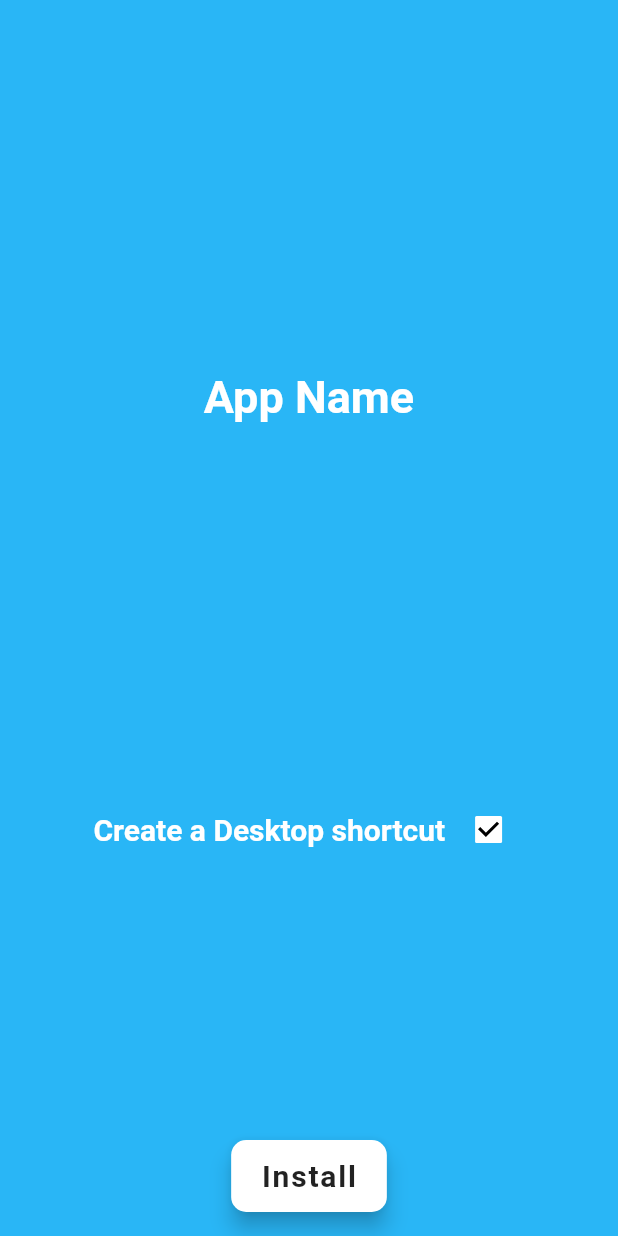
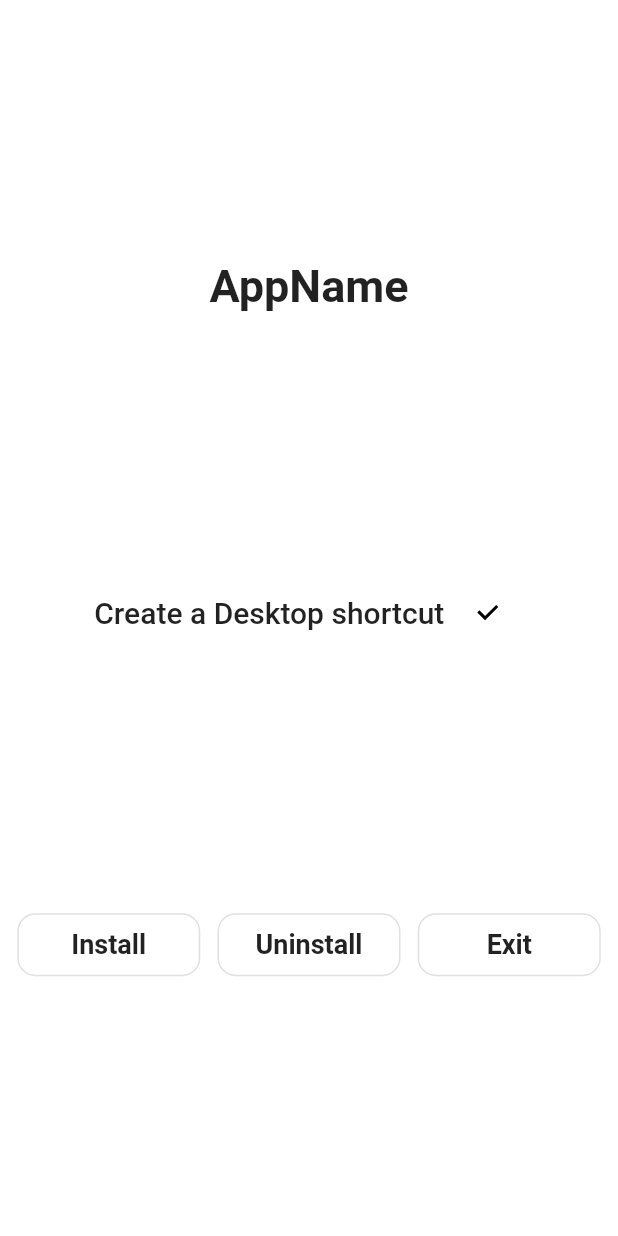
Before and after one commit to blackshadowsoftwareltd/Windows-Installer, a Flutter app: the screen it shows after launch, after a tap on "Install", on a phone screen of 412 x 824 dp. Run offline on Flutter 3.47's test engine with Material 2 defaults, Android fonts, the light colour scheme and no system bars; missing offline and left inert: window_manager.

Commit message:
uninstall option & new ui

```diff
--- /dev/null
+++ b/lib/custom_button.dart
@@ -0,0 +1,41 @@
+import 'package:flutter/material.dart';
+
+class KCustomButton extends StatelessWidget {
+  final Widget widget;
+  final VoidCallback onPressed;
+  final VoidCallback? onLongPress;
+  final double? radius;
+  final Color? borderColor;
+
+  const KCustomButton(
+      {Key? key,
+      required this.widget,
+      required this.onPressed,
+      this.radius,
+      this.borderColor,
+      this.onLongPress})
+      : super(key: key);
+
+  @override
+  Widget build(BuildContext context) {
+    return Container(
+        decoration: BoxDecoration(
+            border: Border.all(color: borderColor ?? Colors.black12, width: 1),
+            borderRadius: BorderRadius.circular(radius ?? 50)),
+        child: ClipRRect(
+            borderRadius: BorderRadius.circular(radius ?? 50),
+            child: Material(
+                color: Colors.transparent,
+                borderRadius: BorderRadius.circular(radius ?? 50),
+                child: InkWell(
+                    hoverColor: Colors.black.withOpacity(.05),
+                    splashColor: Colors.white,
+                    highlightColor: Colors.blue.shade300.withOpacity(.05),
+                    child: Padding(
+                        padding: const EdgeInsets.symmetric(
+                            vertical: 0, horizontal: 0),
+                        child: widget),
+                    onTap: onPressed,
+                    onLongPress: onLongPress))));
+  }
+}
--- a/lib/installer/installer.dart
+++ b/lib/installer/installer.dart
@@ -1,4 +1,5 @@
 import 'dart:io';
+import 'package:windows_installer/custom_button.dart';
 import 'package:archive/archive.dart';
 import 'package:archive/archive_io.dart';
 import 'package:flutter/services.dart' show SystemNavigator, rootBundle;
@@ -12,87 +13,134 @@ class InstallerScreen extends StatefulWidget {
   State<InstallerScreen> createState() => _InstallerScreenState();
 }
 
+const _appName = 'AppName';
+const _shortcutExeZipFilePath = 'shortcut.exe.zip';
+
 class _InstallerScreenState extends State<InstallerScreen> {
   bool _isShortcut = true;
 
   @override
   Widget build(BuildContext context) {
     return Scaffold(
-      backgroundColor: Colors.lightBlue.shade400,
+        backgroundColor: Colors.white,
         body: Center(
             child: Column(
                 mainAxisAlignment: MainAxisAlignment.spaceEvenly,
                 crossAxisAlignment: CrossAxisAlignment.center,
                 children: [
-            const Text('App Name',
+              /// App Name
+              const Text(_appName,
                   style: TextStyle(
                       fontSize: 30,
                       fontWeight: FontWeight.bold,
-                    color: Colors.white)),
-            Row(
+                      color: Colors.black87)),
+
+              /// Create a Desktop shortcut checkbox
+              KCustomButton(
+                  radius: 8,
+                  borderColor: Colors.transparent,
+                  widget: Padding(
+                      padding: const EdgeInsets.symmetric(
+                          horizontal: 10, vertical: 2),
+                      child: Row(
+                          mainAxisSize: MainAxisSize.min,
                           mainAxisAlignment: MainAxisAlignment.center,
                           crossAxisAlignment: CrossAxisAlignment.center,
                           children: [
                             const Text('Create a Desktop shortcut ',
                                 style: TextStyle(
                                     fontSize: 20,
-                          fontWeight: FontWeight.bold,
-                          color: Colors.white)),
+                                    fontWeight: FontWeight.w500,
+                                    color: Colors.black87)),
                             Checkbox(
                                 checkColor: Colors.black,
                                 activeColor: Colors.white,
                                 value: _isShortcut,
-                      onChanged: (value) async {
-                        _isShortcut = value!;
-                        setState(() {});
-                      })
-                ])
+                                onChanged: (value) =>
+                                    setState(() => _isShortcut = value!))
                           ])),
-      floatingActionButton: FloatingActionButton.extended(
+                  onPressed: () => setState(() => _isShortcut = !_isShortcut)),
+
+              /// Task
+              Row(mainAxisAlignment: MainAxisAlignment.spaceEvenly, children: [
+                /// Installation
+                KCustomButton(
+                    radius: 12,
+                    widget: const SizedBox(
+                        width: 120,
+                        height: 40,
+                        child: Center(
+                            child: Text('Install',
+                                style: TextStyle(
+                                    color: Colors.black87,
+                                    fontWeight: FontWeight.w600,
+                                    fontSize: 18)))),
                     onPressed: () async {
                       ///
                       /// I will work on the release build. not debug mode.
                       ///
                       final _path = await getDownloadsDirectory();
                       final _desktop = _path!.path.split(r'\');
-            sendToProgramFile().then((value) => sendToShortcut().then((value) {
+                      sendToProgramFile()
+                          .then((value) => sendToShortcut().then((value) {
                                 if (_isShortcut) {
-                    sendToDesktopShortcut(context,
+                                  sendToDesktopShortcut(
                                       'C:\\Users\\${_desktop[2]}\\OneDrive\\Desktop');
                                 }
-                  return showDialog(
-                      context: context,
-                      builder: (context) {
-                        return const Dialog(
-                            child: Padding(
-                          padding: EdgeInsets.all(30),
-                          child: Text('Installation completed',
-                              style: TextStyle(fontSize: 25)),
-                        ));
-                      }).then((value) async => Future.delayed(
-                          const Duration(seconds: 3),
-                          () => Navigator.pop(context))
-                      .then((value) async =>
-                          await Future.delayed(const Duration(seconds: 2), () {
+                                return showMessage(
+                                    'The $_appName successfully installed');
+                              }));
+                    }),
+
+                /// Remove
+                KCustomButton(
+                    radius: 12,
+                    widget: const SizedBox(
+                        width: 120,
+                        height: 40,
+                        child: Center(
+                            child: Text('Uninstall',
+                                style: TextStyle(
+                                    color: Colors.black87,
+                                    fontWeight: FontWeight.w600,
+                                    fontSize: 18)))),
+                    onPressed: () async {
+                      ///
+                      /// It will work on the release build. not debug mode.
+
+                      try {
+                        /// from program file
+                        await removeFromProgramFile();
+
+                        /// from start menu & the desktop
+                        await removeAllShortcuts();
+                        showMessage(
+                            'The ' + _appName + ' successfully removed');
+                      } catch (e) {
+                        showMessage(e.toString());
+                      }
+                    }),
+
+                /// Exit
+                KCustomButton(
+                    radius: 12,
+                    widget: const SizedBox(
+                        width: 120,
+                        height: 40,
+                        child: Center(
+                            child: Text('Exit',
+                                style: TextStyle(
+                                    color: Colors.black87,
+                                    fontWeight: FontWeight.w600,
+                                    fontSize: 18)))),
+                    onPressed: () {
+                      ///
+                      /// It will work on the release build. not debug mode.
                       SystemNavigator.pop();
                       exit(0);
-                          })));
-                }));
-            await Future.delayed(const Duration(seconds: 10), () {
-              SystemNavigator.pop();
-              exit(0);
-            });
-          },
-          backgroundColor: Colors.white,
-          shape:
-              RoundedRectangleBorder(borderRadius: BorderRadius.circular(10)),
-          label: const Text('Install',
-              style: TextStyle(
-                  color: Colors.black87,
-                  fontWeight: FontWeight.bold,
-                  fontSize: 20))),
-      floatingActionButtonLocation: FloatingActionButtonLocation.centerFloat,
-    );
+                    })
+              ])
+            ])));
   }
 
   Future<File> getImageFileFromAssets(String path) async {
@@ -114,11 +162,11 @@ class _InstallerScreenState extends State<InstallerScreen> {
       final filename = file.name;
       if (file.isFile) {
         final data = file.content as List<int>;
-        File('C:\\Program Files\\AppName/' + filename)
+        File('C:\\Program Files\\$_appName/' + filename)
           ..createSync(recursive: true)
           ..writeAsBytesSync(data);
       } else {
-        Directory('C:\\Program Files\\AppName/' + filename)
+        Directory('C:\\Program Files\\$_appName/' + filename)
             .create(recursive: true);
       }
     }
@@ -126,7 +174,7 @@ class _InstallerScreenState extends State<InstallerScreen> {
 
   Future<void> sendToShortcut() async {
     /// shortcut for start menu (assets file)
-    final _fileZ = await getImageFileFromAssets('shortcut.exe.zip');
+    final _fileZ = await getImageFileFromAssets(_shortcutExeZipFilePath);
     final bytesZ = File(_fileZ.path).readAsBytesSync();
     final archiveZ = ZipDecoder().decodeBytes(bytesZ);
     for (final file in archiveZ) {
@@ -147,8 +195,8 @@ class _InstallerScreenState extends State<InstallerScreen> {
 
   /// createing desktop shortcut
   /// C:\Users\nextr\OneDrive\Desktop\
-  Future<String> sendToDesktopShortcut(context, String path) async {
-    final _fileZ = await getImageFileFromAssets('shortcut.exe.zip');
+  Future<String> sendToDesktopShortcut(String path) async {
+    final _fileZ = await getImageFileFromAssets(_shortcutExeZipFilePath);
 
     ////
     try {
@@ -170,4 +218,65 @@ class _InstallerScreenState extends State<InstallerScreen> {
       return 'failed';
     }
   }
+
+  Future<void> removeFromProgramFile() async {
+    final _dir = Directory('C:\\Program Files\\$_appName');
+    if (_dir.existsSync()) {
+      _dir.deleteSync(recursive: true);
     }
+  }
+
+  Future<void> removeAllShortcuts() async {
+    final _path = await getDownloadsDirectory();
+    final _desktop = _path!.path.split(r'\');
+    final desktopPath = 'C:\\Users\\${_desktop[2]}\\OneDrive\\Desktop/';
+
+    ///
+    final _fileZ = await getImageFileFromAssets(_shortcutExeZipFilePath);
+    final bytesZ = File(_fileZ.path).readAsBytesSync();
+    final archiveZ = ZipDecoder().decodeBytes(bytesZ);
+    for (final file in archiveZ) {
+      final filename = file.name;
+      if (file.isFile) {
+        /// remove from start menu
+        final _file = File(
+            'C:\\ProgramData\\Microsoft\\Windows\\Start Menu\\Programs/' +
+                filename);
+        if (_file.existsSync()) {
+          _file.deleteSync(recursive: true);
+        }
+
+        /// remove from Desktop
+        final _deskFile = File(desktopPath + filename);
+        if (_deskFile.existsSync()) {
+          _deskFile.deleteSync(recursive: true);
+        }
+      }
+    }
+  }
+
+  showMessage(String message) => showDialog(
+      context: context,
+      builder: (context) {
+        return Dialog(
+            child: Padding(
+                padding: const EdgeInsets.all(30),
+                child: Column(mainAxisSize: MainAxisSize.min, children: [
+                  Text(message, style: const TextStyle(fontSize: 22)),
+                  const SizedBox(height: 30),
+                  KCustomButton(
+                      radius: 10,
+                      borderColor: Colors.transparent,
+                      widget: const SizedBox(
+                          height: 40,
+                          width: double.infinity,
+                          child: Center(
+                              child: Text('Close',
+                                  style: TextStyle(
+                                      fontSize: 20,
+                                      fontWeight: FontWeight.bold,
+                                      letterSpacing: .5)))),
+                      onPressed: () => Navigator.pop(context))
+                ])));
+      });
+}
--- a/lib/main.dart
+++ b/lib/main.dart
@@ -7,9 +7,9 @@ Future<void> main() async {
   WidgetsFlutterBinding.ensureInitialized();
   await windowManager.ensureInitialized();
   windowManager.waitUntilReadyToShow().then((_) async {
-    await windowManager.setSize(const Size(550, 400));
-    await windowManager.setMaximumSize(const Size(600, 450));
-    await windowManager.setMinimumSize(const Size(450, 400));
+    await windowManager.setSize(const Size(600, 400));
+    await windowManager.setMaximumSize(const Size(650, 450));
+    await windowManager.setMinimumSize(const Size(600, 400));
     await windowManager.show();
   });
   runApp(const MaterialApp(
--- a/pubspec.yaml
+++ b/pubspec.yaml
@@ -1,4 +1,4 @@
-name: ag_installer
+name: windows_installer
 description: A new Flutter project.
 
 publish_to: 'none' # Remove this line if you wish to publish to pub.dev
```
Also changed, not shown: 7 other files. Lines whose indentation alone changed are shown as unchanged.
